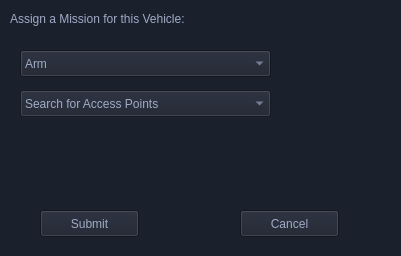
First picture: the form in src/rqt_gcs/resources/MissionSelect.ui, repository CSUN-SERL/lcar-bot, before the edit.
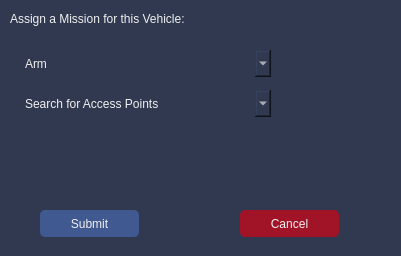
Second picture: the form after the edit.

Commit message: All ui have the color scheme and map has been modified and added radio button for uav selection and free to roam option.

The edit to the form file:
```diff
--- a/src/rqt_gcs/resources/MissionSelect.ui
+++ b/src/rqt_gcs/resources/MissionSelect.ui
@@ -14,8 +14,9 @@
    <string>Form</string>
   </property>
   <property name="styleSheet">
-   <string notr="true">background-color: rgb(27, 32, 45);
-color: rgb(159, 171, 198);</string>
+   <string notr="true">background-color: rgb(48, 57, 80);
+color: rgb(240, 240, 240);
+border-radius: 5px;</string>
   </property>
   <widget class="QComboBox" name="missionComboBox">
    <property name="geometry">
@@ -105,6 +106,10 @@
      <height>27</height>
     </rect>
    </property>
+   <property name="styleSheet">
+    <string notr="true">background-color: rgb(64, 89, 145);
+color: rgb(240, 240, 240);</string>
+   </property>
    <property name="text">
     <string>Submit</string>
    </property>
@@ -118,6 +123,10 @@
      <height>27</height>
     </rect>
    </property>
+   <property name="styleSheet">
+    <string notr="true">background-color: rgb(161, 20, 40);
+color: rgb(240, 240, 240);</string>
+   </property>
    <property name="text">
     <string>Cancel</string>
    </property>
```
The commit also changes 6 other files.
